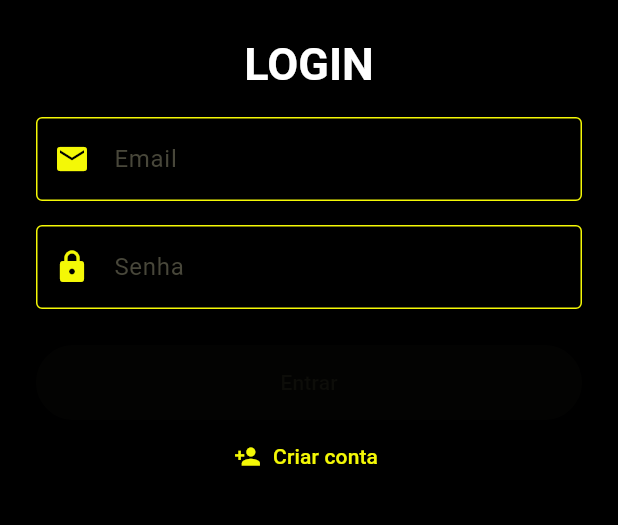
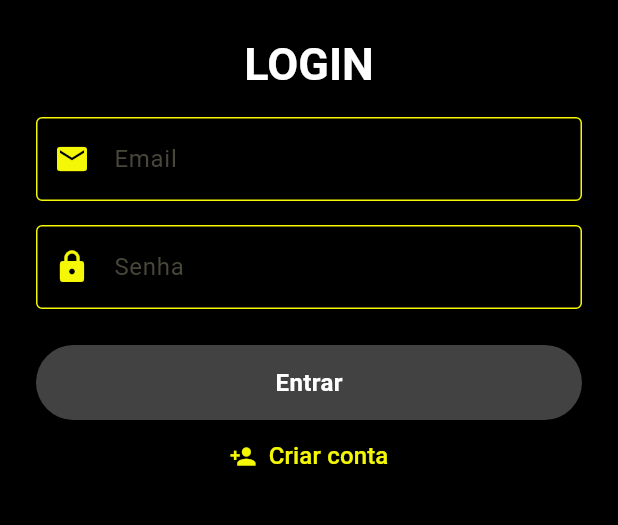
Before and after one commit to MikeFernando/Nileon, a Flutter app: the screen it shows after launch, on a phone screen of 412 x 824 dp, the part 336-861 px from its top. Run offline on Flutter 3.47's test engine with Material 3 defaults, Android fonts, the phone set to English and light mode, and no system bars.

Commit message:
style: ajuste na cor do botão desabilitado

```diff
--- a/lib/ui/components/button.dart
+++ b/lib/ui/components/button.dart
@@ -17,15 +17,38 @@ class Button extends StatelessWidget {
     return SizedBox(
       height: 50,
       width: double.infinity,
-      child: ElevatedButton(
-        onPressed: enabled ? onPressed : null,
-        style: ElevatedButton.styleFrom(
-          backgroundColor:
-              enabled ? Theme.of(context).colorScheme.primary : Colors.grey,
-          foregroundColor: enabled ? Colors.black : Colors.white,
-        ),
-        child: Text(label),
-      ),
+      child: enabled
+          ? ElevatedButton(
+              onPressed: onPressed,
+              style: ElevatedButton.styleFrom(
+                backgroundColor: Theme.of(context).colorScheme.primary,
+                foregroundColor: Colors.black,
+                elevation: 2,
+              ),
+              child: Text(
+                label,
+                style: TextStyle(
+                  fontSize: 16,
+                  fontWeight: FontWeight.bold,
+                ),
+              ),
+            )
+          : Container(
+              decoration: BoxDecoration(
+                color: Colors.grey[800]!,
+                borderRadius: BorderRadius.circular(50),
+              ),
+              child: Center(
+                child: Text(
+                  label,
+                  style: TextStyle(
+                    color: Colors.white,
+                    fontSize: 16,
+                    fontWeight: FontWeight.bold,
+                  ),
+                ),
+              ),
+            ),
     );
   }
 }
--- a/lib/ui/components/custom_text_button.dart
+++ b/lib/ui/components/custom_text_button.dart
@@ -15,8 +15,20 @@ class CustomTextButton extends StatelessWidget {
   Widget build(BuildContext context) {
     return TextButton.icon(
       onPressed: onPressed,
-      icon: Icon(icon),
-      label: Text(label),
+      icon: Icon(
+        icon,
+        color: Theme.of(context).colorScheme.primary,
+      ),
+      label: Text(
+        label,
+        style: TextStyle(
+          color: Theme.of(context).colorScheme.primary,
+          fontSize: 16,
+        ),
+      ),
+      style: TextButton.styleFrom(
+        padding: EdgeInsets.symmetric(vertical: 12, horizontal: 16),
+      ),
     );
   }
 }
--- a/lib/ui/pages/login_page.dart
+++ b/lib/ui/pages/login_page.dart
@@ -45,9 +45,7 @@ class LoginPage extends StatelessWidget {
                     padding: const EdgeInsets.only(bottom: 24),
                     child: TextFormField(
                       onChanged: presenter.validatePassword,
-                      style: TextStyle(
-                        color: Theme.of(context).colorScheme.primary,
-                      ),
+                      style: TextStyle(color: Colors.white),
                       decoration: InputDecoration(
                         prefixIconColor: Theme.of(context).colorScheme.primary,
                         prefixIcon: Icon(Icons.lock),
```
